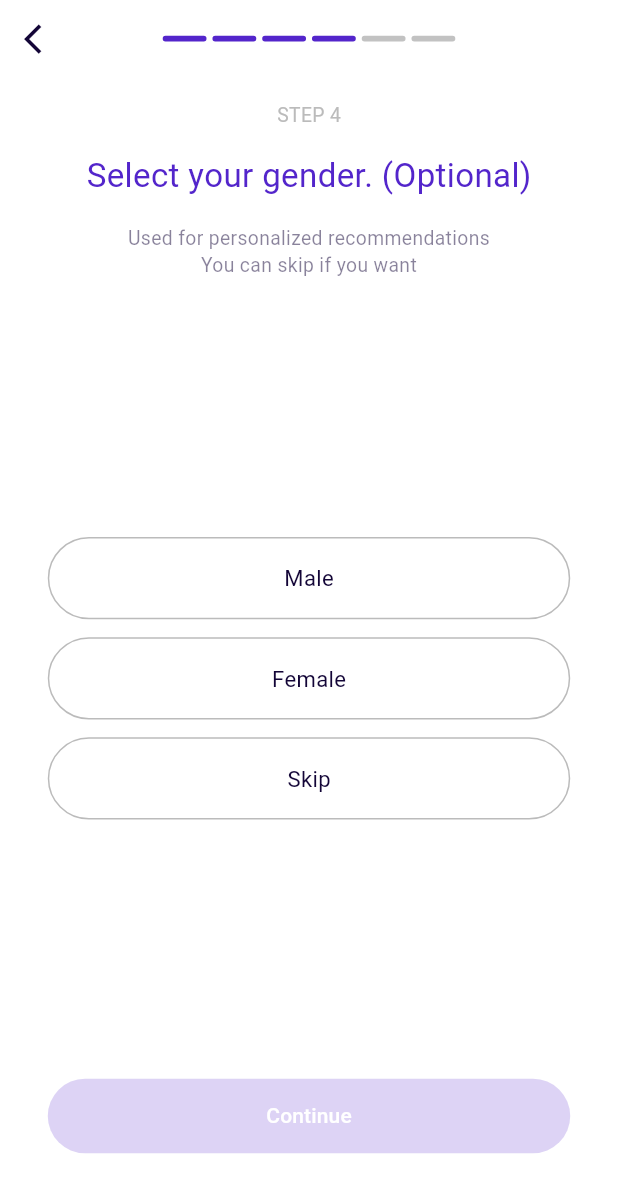
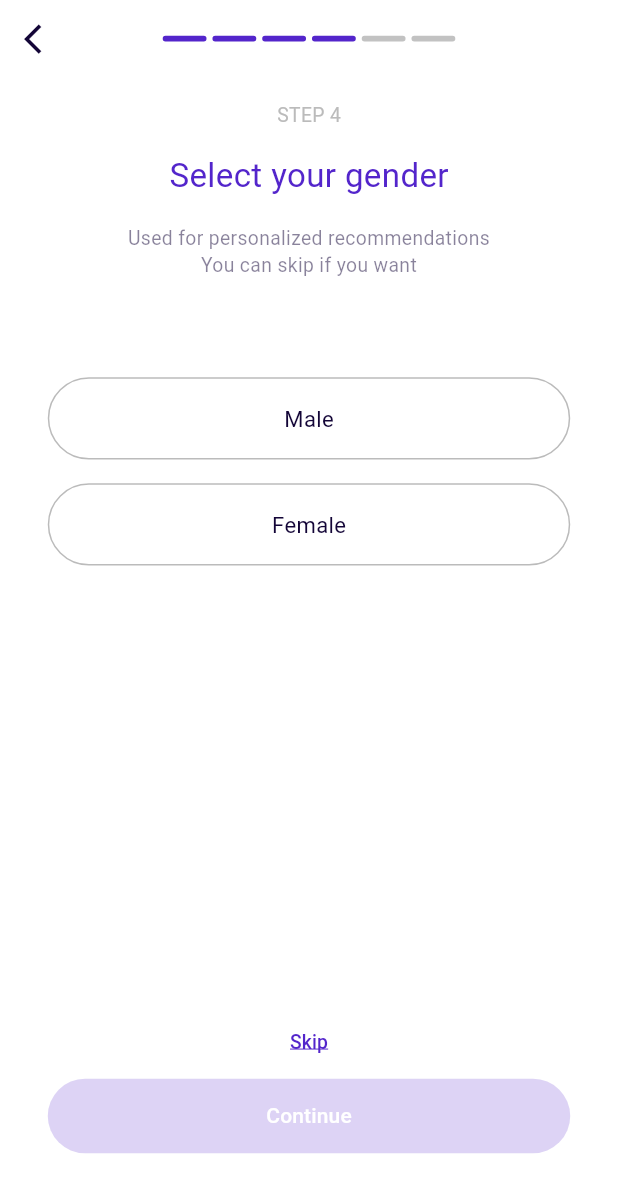
Before and after one commit to TEAM-Tripgether/tripgether-flutter, a Flutter app: the OnboardingScreen screen opened by its route, swiped to page 4, on a phone screen of 412 x 824 dp. Shown: the top 1192 px of the screen. Run offline on Flutter 3.47's test engine with Material 3 defaults, Android fonts, the phone set to English and light mode, and no system bars; our stand-ins replace cached_network_image, device_info_plus, dio, firebase_core, firebase_messaging, flutter_animate and 12 more; accounts and stored records are empty; generated files the repository leaves out were written again; Roboto replaces fonts that are missing (Pretendard-Bold, Pretendard-Medium, Pretendard-Regular); project files that could hold a hidden picture were left out.

Commit message:
20251112_#81_디자인_색상_레이아웃_1차_디자인_피드백 : refactor : 온보딩 UI 개선 및 레이아웃 일관성 확보 #81
- 닉네임, 생년월일 페이지에서 필수 마크(*) 제거
- 성별 선택 페이지 UI 개편
  - 제목에서 "(선택)" 표시 제거
  - 3개 선택 카드를 2개로 축소 (남성/여성만)
  - 건너뛰기를 텍스트 버튼으로 변경 (언더라인, mainColor)
  - 성별 카드 간격 verticalSpaceLG로 조정
- 모든 온보딩 페이지 레이아웃 통일
  - Spacer() 추가로 일관된 수직 배치 구현
  - 입력/선택 영역과 버튼 영역 간격 표준화 (verticalSpace72)
- 다국어 지원 (app_ko.arb, app_en.arb)

```diff
--- a/lib/features/onboarding/presentation/pages/gender_page.dart
+++ b/lib/features/onboarding/presentation/pages/gender_page.dart
@@ -1,6 +1,8 @@
 import 'package:flutter/material.dart';
 import 'package:flutter_riverpod/flutter_riverpod.dart';
+import '../../../../core/theme/app_colors.dart';
 import '../../../../core/theme/app_spacing.dart';
+import '../../../../core/theme/app_text_styles.dart';
 import '../../../../shared/widgets/buttons/common_button.dart';
 import '../widgets/gender_selection_card.dart';
 import '../widgets/onboarding_layout.dart';
@@ -53,10 +55,10 @@ class _GenderPageState extends ConsumerState<GenderPage> {
       description: l10n.onboardingGenderDescription,
       content: Column(
         children: [
-          // 선택 카드를 중앙에 배치
-          const Spacer(),
+          // 설명과 선택 카드 사이 간격 (닉네임 페이지와 동일)
+          AppSpacing.verticalSpace72,
 
-          // 성별 선택 카드들 (국제화 적용)
+          // 성별 선택 카드들 (남성/여성만)
           Column(
             children: [
               GenderSelectionCard(
@@ -64,17 +66,11 @@ class _GenderPageState extends ConsumerState<GenderPage> {
                 isSelected: _selectedGender == 'male',
                 onTap: () => setState(() => _selectedGender = 'male'),
               ),
-              AppSpacing.verticalSpaceMD,
+              AppSpacing.verticalSpaceLG,
               GenderSelectionCard(
                 label: l10n.genderFemale,
                 isSelected: _selectedGender == 'female',
                 onTap: () => setState(() => _selectedGender = 'female'),
-              ),
-              AppSpacing.verticalSpaceMD,
-              GenderSelectionCard(
-                label: l10n.genderSkip,
-                isSelected: _selectedGender == 'notSelected',
-                onTap: () => setState(() => _selectedGender = 'notSelected'),
               ),
             ],
           ),
@@ -82,9 +78,33 @@ class _GenderPageState extends ConsumerState<GenderPage> {
           const Spacer(),
         ],
       ),
-      button: PrimaryButton(
+      button: Column(
+        children: [
+          // 건너뛰기 텍스트 버튼 (언더라인 포함)
+          TextButton(
+            onPressed: () {
+              // 성별 선택 없이 건너뛰기
+              ref.read(onboardingProvider.notifier).updateGender('NONE');
+              widget.onNext();
+            },
+            style: TextButton.styleFrom(
+              padding: EdgeInsets.zero,
+              minimumSize: Size.zero,
+              tapTargetSize: MaterialTapTargetSize.shrinkWrap,
+            ),
+            child: Text(
+              l10n.genderSkip,
+              style: AppTextStyles.buttonMediumMedium14.copyWith(
+                color: AppColors.mainColor,
+                decoration: TextDecoration.underline,
+                decorationColor: AppColors.mainColor,
+              ),
+            ),
+          ),
+          AppSpacing.verticalSpaceLG,
+          // 계속하기 버튼 (성별 선택 시에만 활성화)
+          PrimaryButton(
             text: l10n.btnContinue,
-        // 성별을 선택해야만 활성화 (null이 아닐 때만)
             onPressed: _selectedGender != null
                 ? () {
                     // onboardingProvider에 성별 저장
@@ -110,6 +130,8 @@ class _GenderPageState extends ConsumerState<GenderPage> {
               ),
             ),
           ),
+        ],
+      ),
     );
   }
 }
--- a/lib/features/onboarding/presentation/pages/nickname_page.dart
+++ b/lib/features/onboarding/presentation/pages/nickname_page.dart
@@ -79,7 +79,7 @@ class _NicknamePageState extends ConsumerState<NicknamePage> {
       child: OnboardingLayout(
         stepNumber: 2,
         title: l10n.onboardingNicknamePrompt,
-        showRequiredMark: true,
+        showRequiredMark: false,
         description: '다른 유저에게 보이는 이름이에요\n비속어/광고 문구는 제한돼요',
         content: Column(
           children: [
--- a/lib/l10n/app_en.arb
+++ b/lib/l10n/app_en.arb
@@ -925,7 +925,7 @@
     "description": "Onboarding nickname input prompt title"
   },
 
-  "onboardingGenderPrompt": "Select your gender. (Optional)",
+  "onboardingGenderPrompt": "Select your gender",
   "@onboardingGenderPrompt": {
     "description": "Onboarding gender selection prompt title"
   },
--- a/lib/l10n/app_ko.arb
+++ b/lib/l10n/app_ko.arb
@@ -925,7 +925,7 @@
     "description": "온보딩 닉네임 입력 안내 제목"
   },
 
-  "onboardingGenderPrompt": "성별을 선택해주세요. (선택)",
+  "onboardingGenderPrompt": "성별을 선택해주세요",
   "@onboardingGenderPrompt": {
     "description": "온보딩 성별 선택 안내 제목"
   },
--- a/lib/l10n/app_localizations.dart
+++ b/lib/l10n/app_localizations.dart
@@ -1067,7 +1067,7 @@ abstract class AppLocalizations {
   /// 온보딩 성별 선택 안내 제목
   ///
   /// In ko, this message translates to:
-  /// **'성별을 선택해주세요. (선택)'**
+  /// **'성별을 선택해주세요'**
   String get onboardingGenderPrompt;
 
   /// 성별 선택 - 남성
--- a/lib/l10n/app_localizations_en.dart
+++ b/lib/l10n/app_localizations_en.dart
@@ -539,7 +539,7 @@ class AppLocalizationsEn extends AppLocalizations {
   String get onboardingNicknamePrompt => 'Please set your name';
 
   @override
-  String get onboardingGenderPrompt => 'Select your gender. (Optional)';
+  String get onboardingGenderPrompt => 'Select your gender';
 
   @override
   String get genderMale => 'Male';
--- a/lib/l10n/app_localizations_ko.dart
+++ b/lib/l10n/app_localizations_ko.dart
@@ -531,7 +531,7 @@ class AppLocalizationsKo extends AppLocalizations {
   String get onboardingNicknamePrompt => '이름을 설정해주세요';
 
   @override
-  String get onboardingGenderPrompt => '성별을 선택해주세요. (선택)';
+  String get onboardingGenderPrompt => '성별을 선택해주세요';
 
   @override
   String get genderMale => '남성';
```
Also changed, not shown: lib/features/onboarding/presentation/pages/birthdate_page.dart (+6 -7 lines). Lines whose indentation alone changed are shown as unchanged.
